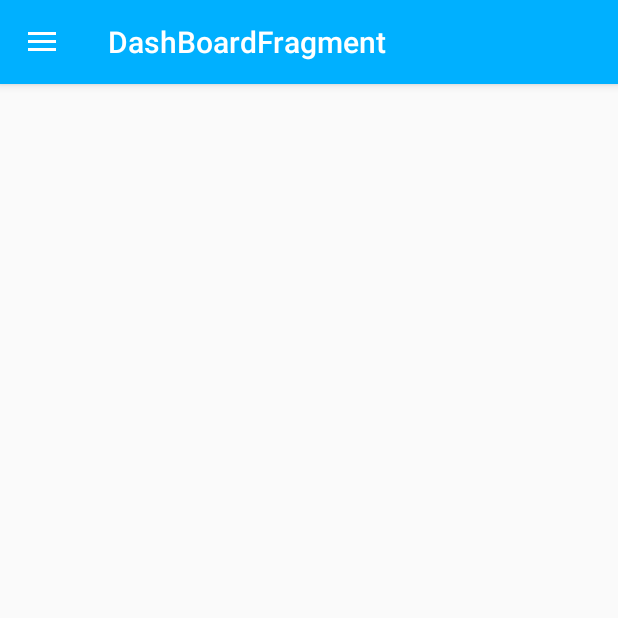
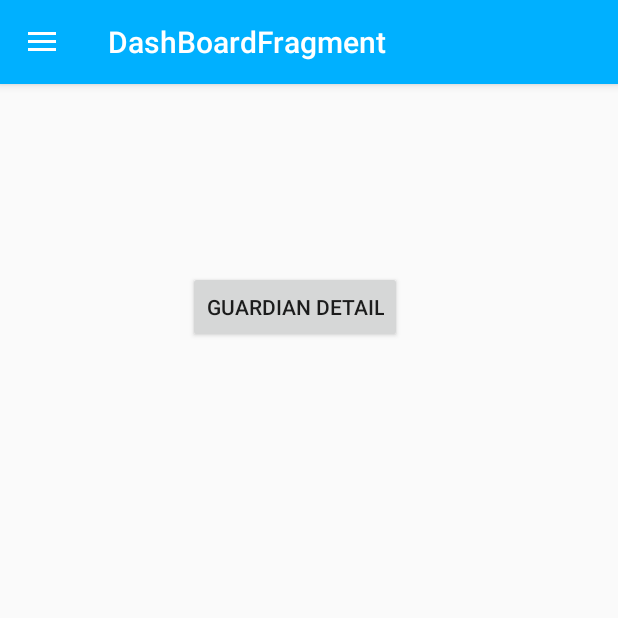
Before and after one commit to ShubhamYGS/WomenSafetyApp, an Android app: the screen it shows after launch (MainActivity), on a phone screen of 412 x 824 dp, the top half of it. Run offline under Robolectric (Android 15) with nearby library versions, the phone set to English and light mode, and no system bars; our stand-ins replace Firebase (no records; nobody signed in at launch, a user with empty details on screens opened directly), data binding, navigation-ui; libraries missing offline, so code that uses them is left out: com.firebase.ui; 2 statements that could not run were skipped.

Commit message:
Added ViewModel

```diff
--- a/app/build.gradle
+++ b/app/build.gradle
@@ -6,6 +6,7 @@ apply plugin: 'kotlin-android-extensions'
 
 apply plugin: 'com.google.gms.google-services'
 
+apply plugin: 'androidx.navigation.safeargs'
 android {
     compileSdkVersion 29
     buildToolsVersion "29.0.2"
@@ -43,6 +44,7 @@ dependencies {
     implementation "androidx.lifecycle:lifecycle-livedata-ktx:2.2.0-alpha02"
     implementation 'androidx.lifecycle:lifecycle-viewmodel-ktx:2.2.0-alpha02'
     implementation 'androidx.fragment:fragment-ktx:1.2.0-alpha01'
+    implementation "androidx.lifecycle:lifecycle-extensions:2.0.0"
 
     // Android KTX
     implementation 'androidx.core:core-ktx:1.0.2'
@@ -51,7 +53,6 @@ dependencies {
     implementation "androidx.room:room-runtime:$room_version"
     implementation 'androidx.legacy:legacy-support-v4:1.0.0'
     kapt "androidx.room:room-compiler:$room_version"
-    implementation "androidx.lifecycle:lifecycle-extensions:2.0.0"
 
     //RecyclerView & CardView
     implementation 'androidx.recyclerview:recyclerview:1.0.0'
--- a/app/src/main/java/com/shubham/womensafety/DashBoardFragment.kt
+++ b/app/src/main/java/com/shubham/womensafety/DashBoardFragment.kt
@@ -13,6 +13,8 @@ import android.widget.Toast
 import androidx.databinding.DataBindingUtil
 import androidx.fragment.app.viewModels
 import androidx.lifecycle.Observer
+import androidx.navigation.findNavController
+import androidx.navigation.fragment.findNavController
 import com.firebase.ui.auth.AuthUI
 import com.firebase.ui.auth.IdpResponse
 import com.google.firebase.auth.FirebaseAuth
@@ -40,6 +42,10 @@ class DashBoardFragment : Fragment() {
         // Inflate the layout for this fragment
         binding = DataBindingUtil.inflate(inflater,
             R.layout.fragment_dash_board,container,false)
+
+        binding.guardianButton.setOnClickListener { view:View->
+            view.findNavController().navigate(DashBoardFragmentDirections.actionDashBoardFragmentToGuardianInfo())
+        }
 
         return binding.root
     }
@@ -98,4 +104,5 @@ class DashBoardFragment : Fragment() {
         )
     }
 
+
 }
--- a/app/src/main/res/layout/fragment_dash_board.xml
+++ b/app/src/main/res/layout/fragment_dash_board.xml
@@ -2,8 +2,8 @@
 <layout xmlns:android="http://schemas.android.com/apk/res/android"
     xmlns:app="http://schemas.android.com/apk/res-auto"
     xmlns:tools="http://schemas.android.com/tools"
-    tools:context="com.shubham.womensafety.DashBoardFragment">
-
+    tools:context="com.shubham.womensafety.DashBoardFragment"
+    >
 
     <androidx.constraintlayout.widget.ConstraintLayout
         android:id="@+id/frameLayout"
@@ -24,5 +24,17 @@
             app:layout_constraintStart_toStartOf="parent"
             app:layout_constraintTop_toTopOf="parent"
             app:layout_constraintVertical_bias="0.031" />
+
+        <Button
+            android:id="@+id/guardianButton"
+            android:layout_width="wrap_content"
+            android:layout_height="wrap_content"
+            android:text="Guardian Detail"
+            app:layout_constraintBottom_toBottomOf="parent"
+            app:layout_constraintEnd_toEndOf="parent"
+            app:layout_constraintHorizontal_bias="0.465"
+            app:layout_constraintStart_toStartOf="parent"
+            app:layout_constraintTop_toBottomOf="@+id/textView"
+            app:layout_constraintVertical_bias="0.091" />
     </androidx.constraintlayout.widget.ConstraintLayout>
 </layout>
--- a/app/src/main/res/navigation/navigation.xml
+++ b/app/src/main/res/navigation/navigation.xml
@@ -9,5 +9,26 @@
         android:name="com.shubham.womensafety.DashBoardFragment"
         android:label="DashBoardFragment"
         tools:layout="@layout/fragment_dash_board">
+        <action
+            android:id="@+id/action_dashBoardFragment_to_guardianInfo"
+            app:destination="@id/guardianInfo"
+            app:popUpTo="@+id/dashBoardFragment"
+            app:popUpToInclusive="false" />
     </fragment>
+    <fragment
+        android:id="@+id/guardianInfo"
+        android:name="com.shubham.womensafety.GuardianDetail.GuardianInfo"
+        android:label="fragment_guardian_info"
+        tools:layout="@layout/fragment_guardian_info" >
+        <action
+            android:id="@+id/action_guardianInfo_to_addGuardian"
+            app:destination="@id/addGuardian"
+            app:popUpTo="@+id/addGuardian"
+            app:popUpToInclusive="false" />
+    </fragment>
+    <fragment
+        android:id="@+id/addGuardian"
+        android:name="com.shubham.womensafety.GuardianDetail.AddGuardian"
+        android:label="fragment_add_guardian"
+        tools:layout="@layout/fragment_add_guardian" />
 </navigation>
--- a/build.gradle
+++ b/build.gradle
@@ -20,6 +20,7 @@ buildscript {
         classpath 'com.android.tools.build:gradle:3.5.2'
         classpath "org.jetbrains.kotlin:kotlin-gradle-plugin:$kotlin_version"
         classpath 'com.google.gms:google-services:4.3.3'
+        classpath "android.arch.navigation:navigation-safe-args-gradle-plugin:$navigationVersion"
         // NOTE: Do not place your application dependencies here; they belong
         // in the individual module build.gradle files
     }
```
Also changed, not shown: app/src/main/java/com/shubham/womensafety/GuardianDetail/AddGuardian.kt (added, +27 -0 lines), app/src/main/java/com/shubham/womensafety/GuardianDetail/GuardianInfo.kt (added, +37 -0 lines), app/src/main/java/com/shubham/womensafety/GuardianDetail/GuardianInfoViewModel.kt (added, +11 -0 lines), app/src/main/java/com/shubham/womensafety/database/Guardian.kt (+19 -2 lines), app/src/main/java/com/shubham/womensafety/database/GuardianDao.kt (+15 -1 lines), app/src/main/java/com/shubham/womensafety/database/GuardianDatabase.kt (+29 -1 lines), app/src/main/res/layout/fragment_add_guardian.xml (added, +68 -0 lines), app/src/main/res/layout/fragment_guardian_info.xml (added, +27 -0 lines).
